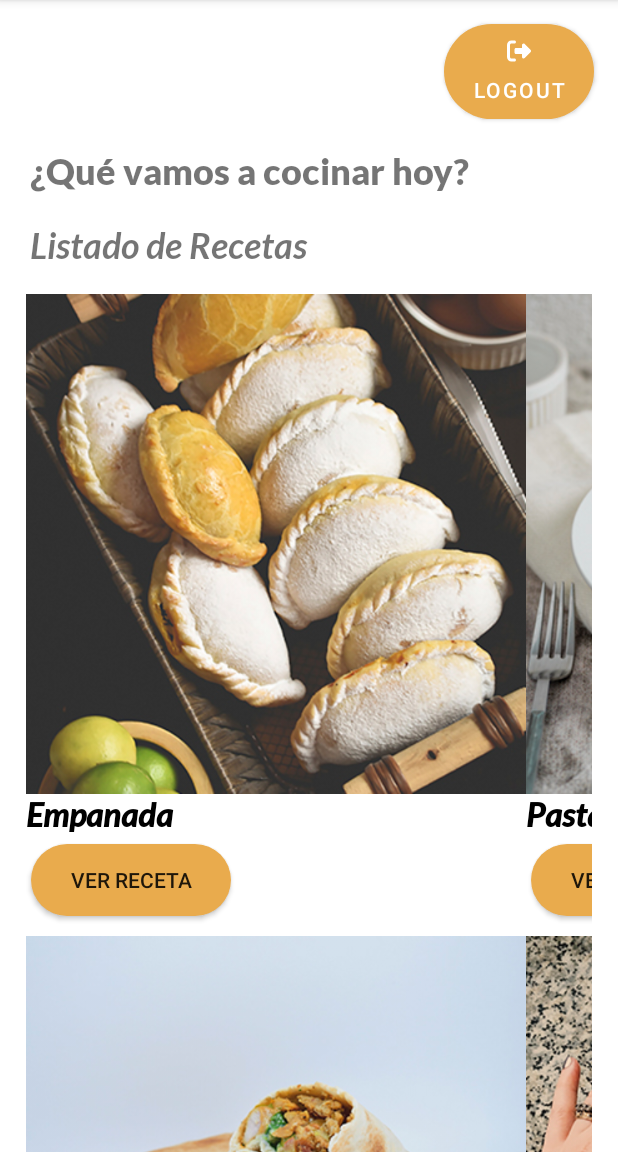
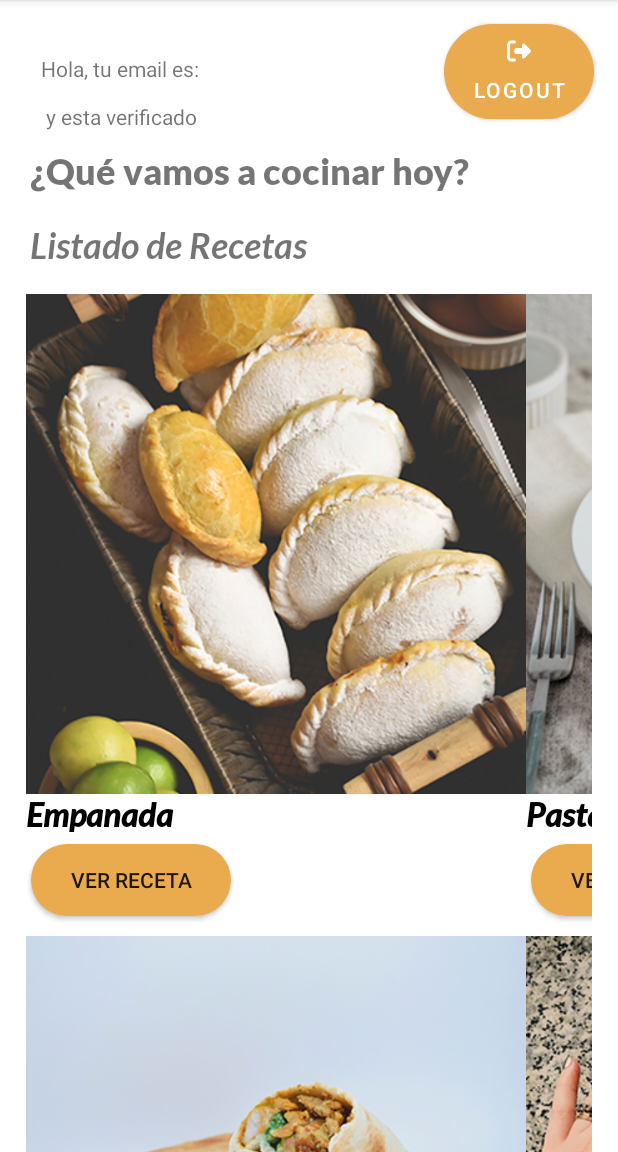
Before and after one commit to VickyTroiano/final-am-acn4a-baldizzone-troiano, an Android app: the screen it shows after launch once a user with an empty profile is signed in (MainActivity), on a phone screen of 412 x 824 dp, the part 84-1236 px from its top. Run offline under Robolectric (Android 15) with nearby library versions, the phone set to English and light mode, and no system bars; our stand-ins replace Firebase (no records; nobody signed in at launch, a user with empty details on screens opened directly).

Commit message:
feat Firestore implementation user verified

```diff
--- a/app/build.gradle
+++ b/app/build.gradle
@@ -40,6 +40,7 @@ dependencies {
     // Add the dependency for the Firebase Authentication library
     // When using the BoM, you don't specify versions in Firebase library dependencies
     implementation "com.google.firebase:firebase-auth"
+    implementation "com.google.firebase:firebase-firestore"
     implementation "com.google.firebase:firebase-common"
 
     implementation 'androidx.appcompat:appcompat:1.6.1'
--- a/app/src/main/java/com/example/recepediapp/MainActivity.java
+++ b/app/src/main/java/com/example/recepediapp/MainActivity.java
@@ -21,9 +21,14 @@ import com.google.android.gms.tasks.Task;
 import com.google.firebase.auth.AuthResult;
 import com.google.firebase.auth.FirebaseAuth;
 import com.google.firebase.auth.FirebaseUser;
+import com.google.firebase.firestore.FirebaseFirestore;
+import com.google.firebase.firestore.QueryDocumentSnapshot;
+import com.google.firebase.firestore.QuerySnapshot;
 
 public class MainActivity extends AppCompatActivity {
     private FirebaseAuth mAuth;
+    private FirebaseFirestore db;
+    private String uid;
 
     @Override
     protected void onCreate(Bundle savedInstanceState) {
@@ -32,6 +37,7 @@ public class MainActivity extends AppCompatActivity {
 
         // Initialize Firebase Auth
         mAuth = FirebaseAuth.getInstance();
+        db = FirebaseFirestore.getInstance();
 
         getSupportActionBar().setDisplayShowHomeEnabled(true);
         getSupportActionBar().setIcon(R.drawable.logo);
@@ -141,11 +147,44 @@ public class MainActivity extends AppCompatActivity {
     @Override
     public void onStart() {
         super.onStart();
+        TextView textViewWelcome2 = findViewById(R.id.textViewWelcome2);
+
         // Check if user is signed in (non-null) and update UI accordingly.
         FirebaseUser currentUser = mAuth.getCurrentUser();
         if(currentUser != null){
+
+            //obtengo el uid de firestore
+            this.uid = currentUser.getUid();
+
             String email = currentUser.getEmail();
+            Boolean verificado = currentUser.isEmailVerified();
             Log.i("firebase email", email);
+            String mensaje = "Hola, tu email es: \n" + email;
+            if (verificado) {
+                mensaje += "\n y esta verificado";
+                this.db.collection("users").whereEqualTo("uid", uid)
+                        .get()
+                        .addOnCompleteListener(
+                        new OnCompleteListener<QuerySnapshot>() {
+                            @Override
+                            public void onComplete(@NonNull Task<QuerySnapshot> task) {
+                                if (task.isSuccessful()) {
+                                    for (QueryDocumentSnapshot document : task.getResult()) {
+                                        String id = document.getId();
+                                        db.collection("users").document(id)
+                                                .update("verified", true);
+
+                                        Log.d("TAG", document.getId() + " => " + document.getData());
+                                    }
+                                }
+                            }
+                        }
+                );
+            } else {
+                mensaje += "\n y no esta verificado";
+                currentUser.sendEmailVerification();
+            }
+            textViewWelcome2.setText(mensaje);
         } else {
             Log.i("firebase", "NO hay un usuario. Hay que loguearse");
             //redireccion al login activity
@@ -157,6 +196,8 @@ public class MainActivity extends AppCompatActivity {
 
     public void logout(View v){
         mAuth.signOut();
+        Intent intent = new Intent(getApplicationContext(), LoginActivity.class);
+        startActivity(intent);
 
     }
 }
--- a/app/src/main/res/layout/activity_main.xml
+++ b/app/src/main/res/layout/activity_main.xml
@@ -79,4 +79,14 @@
 
     </LinearLayout>
 
+    <TextView
+        android:id="@+id/textViewWelcome2"
+        android:layout_width="wrap_content"
+        android:layout_height="wrap_content"
+        android:layout_marginStart="27dp"
+        android:layout_marginTop="36dp"
+        android:text="TextView"
+        app:layout_constraintStart_toStartOf="parent"
+        app:layout_constraintTop_toTopOf="parent" />
+
 </androidx.constraintlayout.widget.ConstraintLayout>
```
Also changed, not shown: app/src/main/java/com/example/recepediapp/LoginActivity.java (+2 -21 lines).
